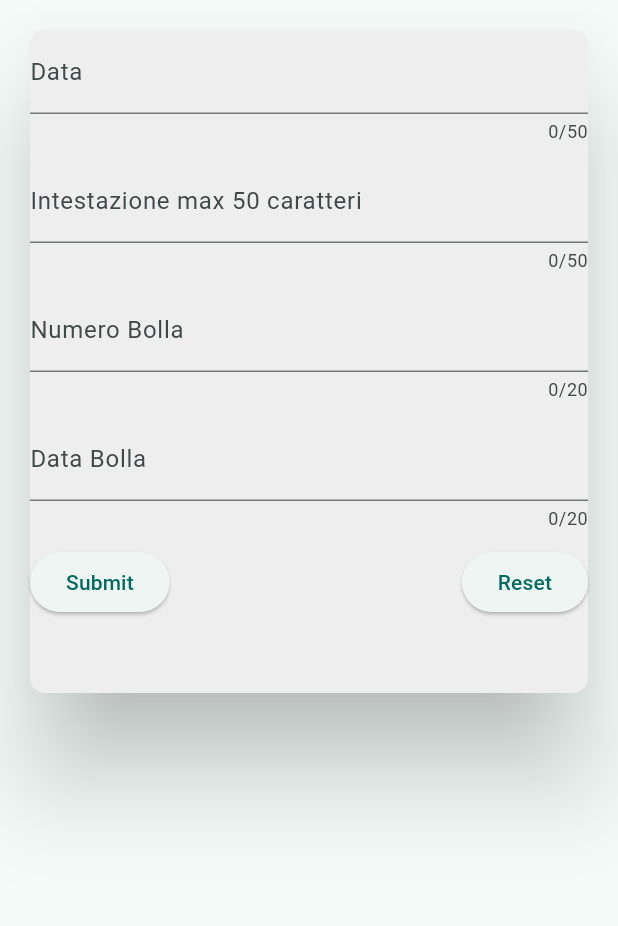
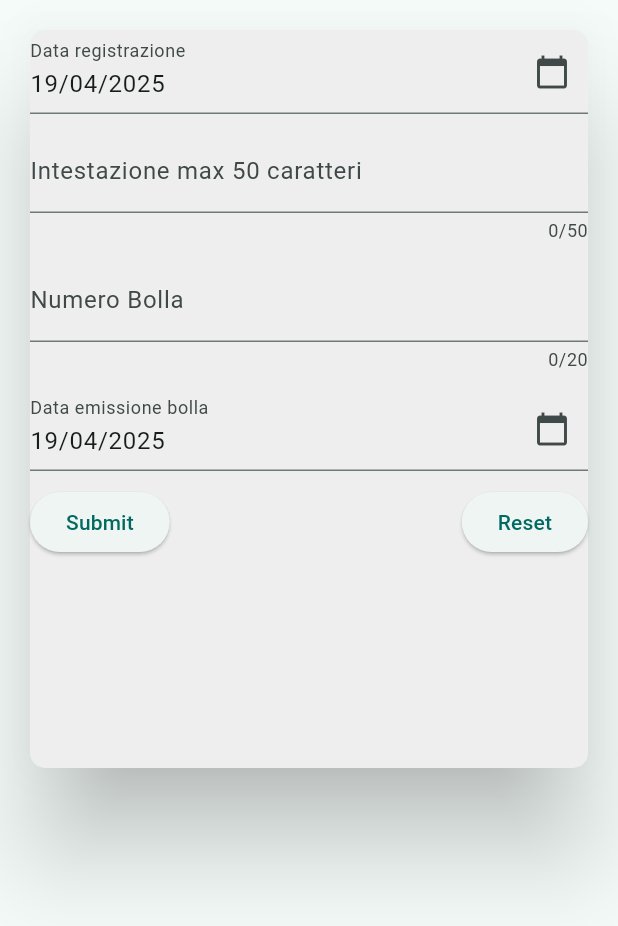
Before and after one commit to Ricky1966/mobileoffice3, a Flutter app: the AddBolle screen opened directly, after a tap on "Submit", on a phone screen of 412 x 824 dp. Shown: the top 926 px of the screen. Run offline on Flutter 3.47's test engine with Material 3 defaults, Android fonts, the light colour scheme and no system bars; drawn by our look-alikes of flutter_form_builder; our stand-ins replace curved_labeled_navigation_bar, flutter_riverpod, get, permission_handler.

Commit message:
Sistemarti bolle e customers per la stampa pdf e l'inserimento. Ora occorre solo sistemare le date

```diff
--- a/lib/pages/bolle/addbolle.dart
+++ b/lib/pages/bolle/addbolle.dart
@@ -3,6 +3,7 @@
 import 'package:flutter/material.dart';
 import 'package:flutter_form_builder/flutter_form_builder.dart';
 import 'package:get/get.dart';
+import 'package:intl/intl.dart';
 import 'package:mobileoffice3/providers/bollecontroller.dart';
 
 // ignore: must_be_immutable
@@ -18,7 +19,7 @@ class AddBolle extends StatelessWidget {
       body: Padding(
         padding: EdgeInsets.all(16.0),
         child: SizedBox(
-          height: 450,
+          height: 500,
           width: MediaQuery.of(context).size.width,
           child: Card(
             elevation: 30,
@@ -30,10 +31,16 @@ class AddBolle extends StatelessWidget {
               key: _formKey,
               child: Column(
                 children: [
-                  FormBuilderTextField(
-                    name: 'Data Odierna',
-                    decoration: const InputDecoration(labelText: 'Data'),
-                    maxLength: 50,
+                  FormBuilderDateTimePicker(
+                    name: 'Data registrazione',
+                    initialTime: TimeOfDay.now(),
+                    inputType: InputType.date,
+                    format: DateFormat('dd/MM/yyyy'),
+                    decoration: const InputDecoration(
+                      labelText: 'Data registrazione',
+                      suffixIcon: Icon(Icons.calendar_today),
+                    ),
+                    initialValue: DateTime.now(),
                   ),
                   const SizedBox(height: 10),
                   FormBuilderTextField(
@@ -52,10 +59,16 @@ class AddBolle extends StatelessWidget {
                     ),
                   ),
                   const SizedBox(height: 10),
-                  FormBuilderTextField(
-                    maxLength: 20,
+                  FormBuilderDateTimePicker(
                     name: 'Data Bolla',
-                    decoration: const InputDecoration(labelText: 'Data Bolla'),
+                    initialTime: TimeOfDay.now(),
+                    inputType: InputType.date,
+                    format: DateFormat('dd/MM/yyyy'),
+                    decoration: const InputDecoration(
+                      labelText: 'Data emissione bolla',
+                      suffixIcon: Icon(Icons.calendar_today),
+                    ),
+                    initialValue: DateTime.now(),
                   ),
                   const SizedBox(height: 10),
                   Row(
@@ -64,18 +77,32 @@ class AddBolle extends StatelessWidget {
                       ElevatedButton(
                         onPressed: () {
                           if (_formKey.currentState!.saveAndValidate()) {
+                            addBolleController.dateBollaController =
+                                _formKey
+                                    .currentState!
+                                    .fields['Data registrazione']!
+                                    .value;
+                            print(addBolleController.dateBollaController);
                             addBolleController.intestazioneController =
                                 _formKey
                                     .currentState!
                                     .fields['Intestazione']!
                                     .value;
+                            print(addBolleController.intestazioneController);
                             addBolleController.numBollaController =
-                                _formKey.currentState!.fields['Città']!.value;
-                            addBolleController.dateBollaController =
                                 _formKey
                                     .currentState!
-                                    .fields['Provincia']!
+                                    .fields['Numero Bolla']!
                                     .value;
+                            print(
+                              addBolleController.numBollaController.toString(),
+                            );
+                            addBolleController.dateAddBollaController =
+                                _formKey
+                                    .currentState!
+                                    .fields['Data Bolla']!
+                                    .value;
+                            print(addBolleController.dateAddBollaController);
                             print(
                               _formKey.currentState!.value.entries.toList(),
                             );
```
Also changed, not shown: lib/mobile_app.dart (+9 -0 lines), lib/providers/bollecontroller.dart (+64 -26 lines).
